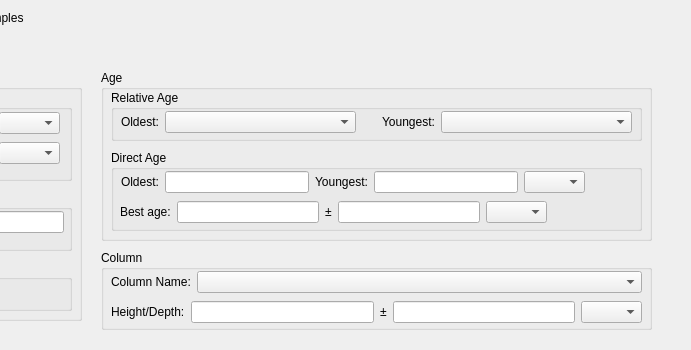
This is ui/SampleInformation.ui in kathrynmetcalf/GeoCORK as Qt 5 draws it before an edit; both pictures show x 589 to 1280 and y 0 to 350 of the 1280 by 660 pixel window. The edited form follows.
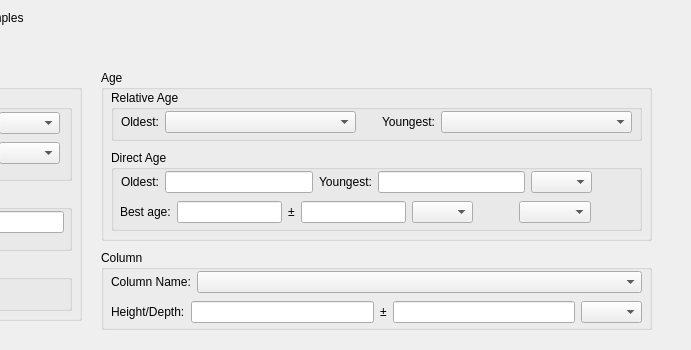
This is the edited form. Custom widgets are drawn as their Qt base class.

Commit message: Separated TreeCombobox and CheckableTreeCombobox, resize width based on width of columns, so not limited by combobox size Populated some field with dropdowns, but not all Replaced EditSampleTable call with SampleInformation, but need to create a second pushbutton for maybe edit vs. quick edit?

```diff
--- a/ui/SampleInformation.ui
+++ b/ui/SampleInformation.ui
@@ -491,7 +491,7 @@
       <rect>
        <x>10</x>
        <y>20</y>
-       <width>464</width>
+       <width>471</width>
        <height>24</height>
       </rect>
      </property>
@@ -545,7 +545,7 @@
       <rect>
        <x>9</x>
        <y>50</y>
-       <width>427</width>
+       <width>471</width>
        <height>24</height>
       </rect>
      </property>
@@ -589,6 +589,25 @@
         </property>
        </widget>
       </item>
+      <item>
+       <spacer name="horizontalSpacer_4">
+        <property name="orientation">
+         <enum>Qt::Horizontal</enum>
+        </property>
+        <property name="sizeType">
+         <enum>QSizePolicy::Fixed</enum>
+        </property>
+        <property name="sizeHint" stdset="0">
+         <size>
+          <width>40</width>
+          <height>20</height>
+         </size>
+        </property>
+       </spacer>
+      </item>
+      <item>
+       <widget class="QComboBox" name="best_age_error_type_comboBox"/>
+      </item>
      </layout>
     </widget>
    </widget>
@@ -978,6 +997,18 @@
    </property>
   </widget>
  </widget>
+ <customwidgets>
+  <customwidget>
+   <class>TreeCombobox</class>
+   <extends>QComboBox</extends>
+   <header location="global">Functions/Tree_classes.h</header>
+  </customwidget>
+  <customwidget>
+   <class>CheckableTreeCombobox</class>
+   <extends>QComboBox</extends>
+   <header>Functions/Tree_classes.h</header>
+  </customwidget>
+ </customwidgets>
  <resources/>
  <connections>
   <connection>
```
Left out of the diff: 18 changed lines with no effect on the pictures. The commit also changes 5 other files.
